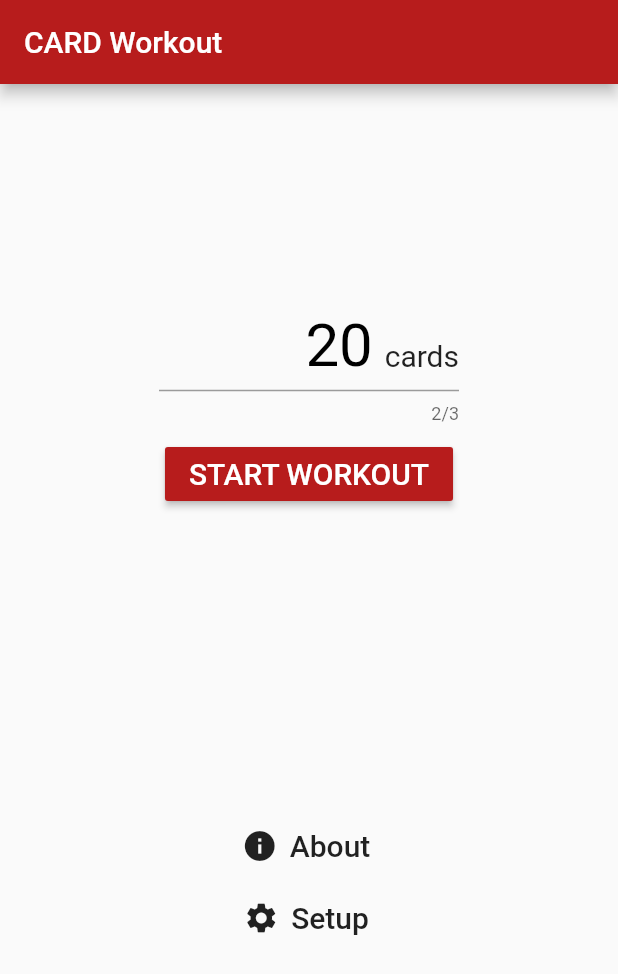
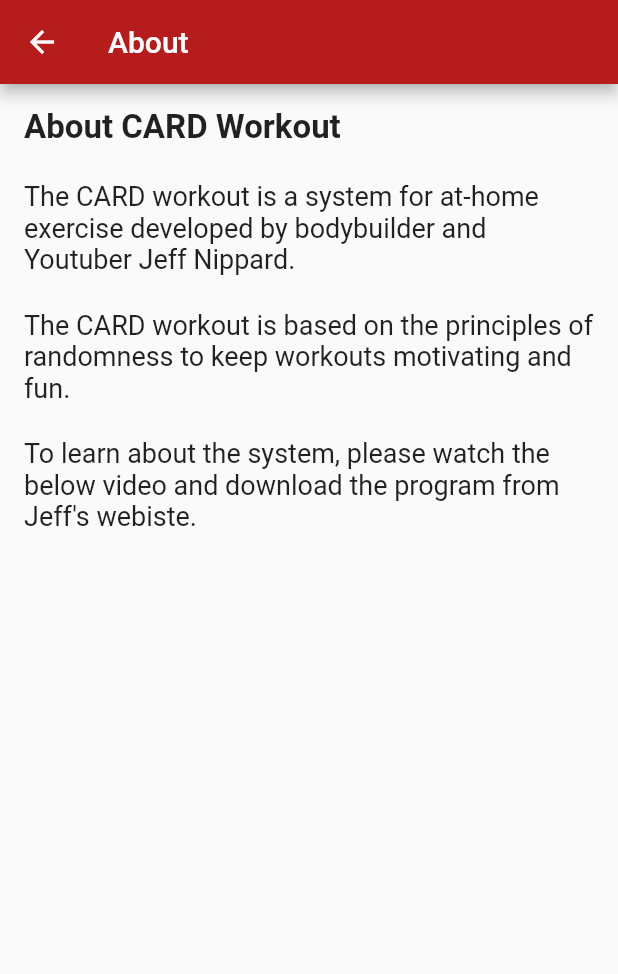
Before and after one commit to spencerhowell/card_workout, a Flutter app: the screen it shows after launch, after a tap on "About", on a phone screen of 412 x 824 dp. Shown: the top 974 px of the screen. Run offline on Flutter 3.47's test engine with Material 2 defaults, Android fonts, the phone set to English and light mode, and no system bars.

Commit message:
Add About Page and text

```diff
--- /dev/null
+++ b/lib/about.dart
@@ -0,0 +1,32 @@
+import 'package:flutter/material.dart';
+import 'strings.dart';
+
+class AboutScreen extends StatelessWidget {
+  final _sectionHeader =
+      const TextStyle(fontSize: 22.0, fontWeight: FontWeight.bold);
+  final _sectionContent = const TextStyle(fontSize: 18.0);
+
+  @override
+  Widget build(BuildContext context) {
+    return Scaffold(
+      appBar: AppBar(
+        title: Text(Strings.aboutTitle),
+      ),
+      body: Container(
+        padding: EdgeInsets.all(16.0),
+        child: Column(
+            crossAxisAlignment: CrossAxisAlignment.start,
+            children: <Widget>[
+              Text(Strings.aboutHeadline, style: _sectionHeader),
+              Spacer(flex: 1),
+              Text(Strings.aboutPageParagraphOne, style: _sectionContent),
+              Spacer(flex: 1),
+              Text(Strings.aboutPageParagraphTwo, style: _sectionContent),
+              Spacer(flex: 1),
+              Text(Strings.aboutPageParagraphThree, style: _sectionContent),
+              Spacer(flex: 20),
+            ]),
+      ),
+    );
+  }
+}
--- a/lib/main.dart
+++ b/lib/main.dart
@@ -1,3 +1,4 @@
+import 'package:cardworkout/about.dart';
 import 'package:cardworkout/workout_screen.dart';
 import 'package:flutter/material.dart';
 
@@ -50,7 +51,6 @@ class MyHomePage extends StatefulWidget {
 class _MyHomePageState extends State<MyHomePage> {
   final _cardCountController =
       TextEditingController.fromValue(TextEditingValue(text: "20"));
-      int _counter = 0;
 
   void initState() {
     _cardCountController.addListener(() {
@@ -68,17 +68,6 @@ class _MyHomePageState extends State<MyHomePage> {
   void dispose() {
     _cardCountController.dispose();
     super.dispose();
-  }
-
-  void _incrementCounter() {
-    setState(() {
-      // This call to setState tells the Flutter framework that something has
-      // changed in this State, which causes it to rerun the build method below
-      // so that the display can reflect the updated values. If we changed
-      // _counter without calling setState(), then the build method would not be
-      // called again, and so nothing would appear to happen.
-      _counter++;
-    });
   }
 
   @override
@@ -133,6 +122,9 @@ class _MyHomePageState extends State<MyHomePage> {
                   color: Colors.black,
                 ),
                 decoration: InputDecoration(
+                    // Hide the counter below the text field
+                    counterStyle: TextStyle(height: double.minPositive),
+                    counterText: "",
                     suffixText: " cards",
                     suffixStyle: TextStyle(fontSize: 20.0)),
               ),
@@ -152,7 +144,12 @@ class _MyHomePageState extends State<MyHomePage> {
             ),
             SizedBox(width: 1.0, height: 200.0),
             FlatButton.icon(
-                onPressed: () {},
+                onPressed: () {
+                  Navigator.push(
+                    context,
+                    MaterialPageRoute(builder: (context) => AboutScreen()),
+                  );
+                },
                 icon: Icon(Icons.info),
                 label: const Text(
                   'About',
--- /dev/null
+++ b/lib/strings.dart
@@ -0,0 +1,8 @@
+class Strings {
+  static String appTitle = "CARD Workout";
+  static String aboutTitle = "About";
+  static String aboutHeadline = "About CARD Workout";
+  static String aboutPageParagraphOne = "The CARD workout is a system for at-home exercise developed by bodybuilder and Youtuber Jeff Nippard.";
+  static String aboutPageParagraphTwo = "The CARD workout is based on the principles of randomness to keep workouts motivating and fun.";
+  static String aboutPageParagraphThree = "To learn about the system, please watch the below video and download the program from Jeff's webiste.";
+}
```
Also changed, not shown: lib/workout_screen.dart (+19 -5 lines).
